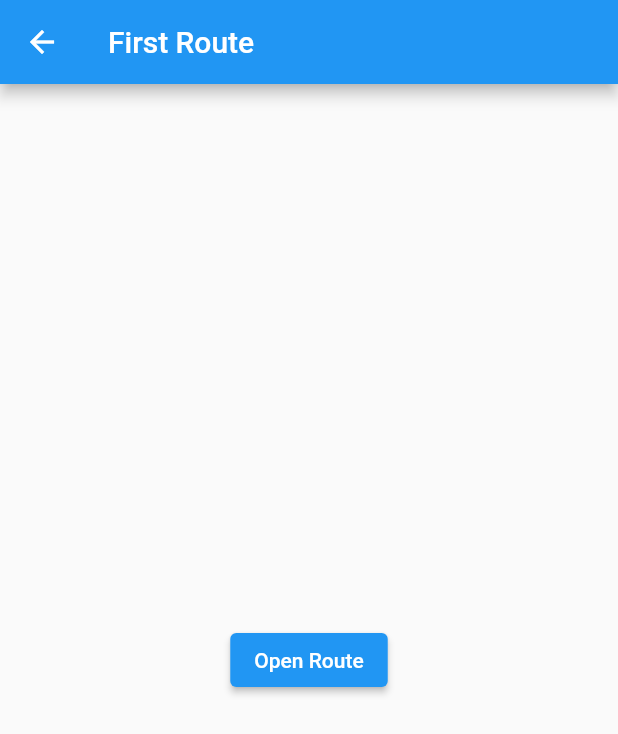
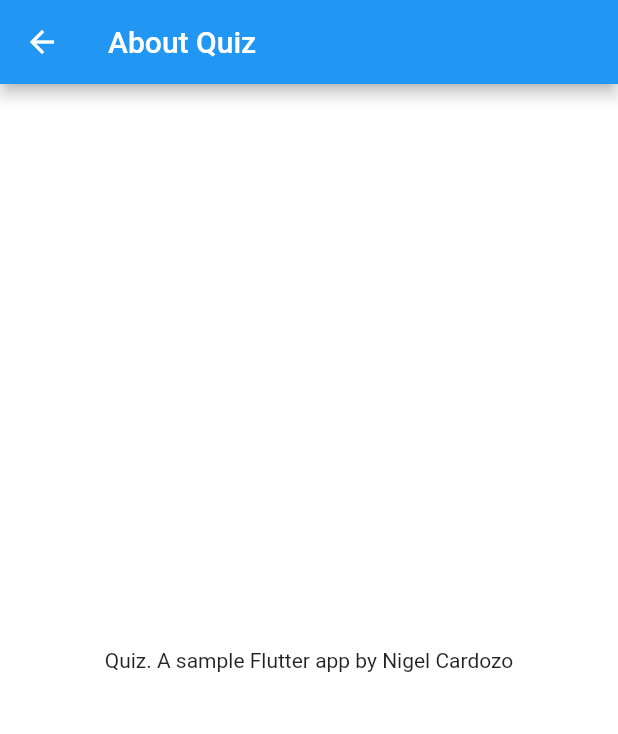
Before and after one commit to nigelcardozo/quiz_test, a Flutter app: the screen it shows after launch, after a tap on "About", on a phone screen of 412 x 824 dp. Shown: the top 734 px of the screen. Run offline on Flutter 3.47's test engine with Material 2 defaults, Android fonts, the light colour scheme and no system bars; generated files the repository leaves out were written again.

Commit message:
Added basic about screen and removed unused imports

```diff
--- a/lib/l10n/app_en.arb
+++ b/lib/l10n/app_en.arb
@@ -8,5 +8,7 @@
   "menuPlay": "Play",
   "menuAbout": "About",
   "menuLevel": "Level",
-  "titleSelectLevel": "Select a Level"
+  "titleSelectLevel": "Select a Level",
+  "titleAboutQuiz": "About Quiz",
+  "aboutQuizText": "Quiz. A sample Flutter app by Nigel Cardozo"
 }
--- a/lib/l10n/app_es.arb
+++ b/lib/l10n/app_es.arb
@@ -8,5 +8,7 @@
   "menuPlay": "Juego",
   "menuAbout": "Sobre",
   "menuLevel": "Nivel",
-  "titleSelectLevel": "Seleccione un nivel"
+  "titleSelectLevel": "Seleccione un nivel",
+  "titleAboutQuiz": "Acerca Quiz",
+  "aboutQuizText": "Quiz. Una aplicación de muestra de Flutter de Nigel Cardozo"
 }
--- a/lib/main.dart
+++ b/lib/main.dart
@@ -1,7 +1,6 @@
 import 'package:flutter/material.dart';
 import 'package:flutter_localizations/flutter_localizations.dart';
 import 'package:flutter_gen/gen_l10n/app_localizations.dart';
-import 'package:quiz_test/routes/LevelSelectionScreen.dart';
 import 'package:quiz_test/routes/MainMenu.dart';
 
 void main() {
--- /dev/null
+++ b/lib/routes/AboutScreen.dart
@@ -0,0 +1,19 @@
+import 'package:flutter/material.dart';
+import 'package:flutter_gen/gen_l10n/app_localizations.dart';
+
+class AboutScreen extends StatelessWidget {
+  const AboutScreen({Key? key}) : super(key: key);
+
+  @override
+  Widget build(BuildContext context) {
+    return Scaffold(
+      appBar: AppBar(
+          //title: Text('First Route'),
+          title: Text(AppLocalizations.of(context)!.titleAboutQuiz)),
+      backgroundColor: Colors.white,
+      body: SafeArea(
+          child:
+              Center(child: Text(AppLocalizations.of(context)!.aboutQuizText))),
+    );
+  }
+}
--- a/lib/routes/FirstRoute.dart
+++ b/lib/routes/FirstRoute.dart
@@ -1,5 +1,4 @@
 import 'package:flutter/material.dart';
-import 'package:flutter_localizations/flutter_localizations.dart';
 import 'package:flutter_gen/gen_l10n/app_localizations.dart';
 import 'package:quiz_test/routes/SecondRoute.dart';
 
--- a/lib/routes/LevelSelectionScreen.dart
+++ b/lib/routes/LevelSelectionScreen.dart
@@ -1,5 +1,3 @@
-import 'dart:math';
-
 import 'package:flutter/material.dart';
 import 'package:flutter_gen/gen_l10n/app_localizations.dart';
 
--- a/lib/routes/MainMenu.dart
+++ b/lib/routes/MainMenu.dart
@@ -1,10 +1,7 @@
 import 'package:flutter/material.dart';
 import 'package:flutter_gen/gen_l10n/app_localizations.dart';
-import 'package:quiz_test/routes/FirstRoute.dart';
+import 'package:quiz_test/routes/AboutScreen.dart';
 import 'package:quiz_test/routes/LevelSelectionScreen.dart';
-
-typedef LevelSelectionScreenCallBack = LevelSelectionScreen Function();
-typedef FirstRouteCallBack = FirstRoute Function();
 
 class MainMenu extends StatelessWidget {
   const MainMenu({Key? key}) : super(key: key);
@@ -24,7 +21,7 @@ class MainMenu extends StatelessWidget {
                 AppLocalizations.of(context)!.menuPlay, LevelSelectionScreen()),
             generateHeightSpacer(0.2),
             generateMenuButton(context, 0.8, 0.4,
-                AppLocalizations.of(context)!.menuAbout, FirstRoute()),
+                AppLocalizations.of(context)!.menuAbout, AboutScreen()),
           ],
         ),
       )),
--- a/lib/routes/SecondRoute.dart
+++ b/lib/routes/SecondRoute.dart
@@ -1,7 +1,5 @@
 import 'package:flutter/material.dart';
-import 'package:flutter_localizations/flutter_localizations.dart';
 import 'package:flutter_gen/gen_l10n/app_localizations.dart';
-import 'package:quiz_test/routes/FirstRoute.dart';
 
 class SecondRoute extends StatelessWidget {
   const SecondRoute({Key? key}) : super(key: key);
```
